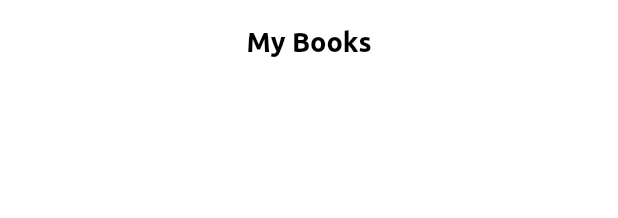
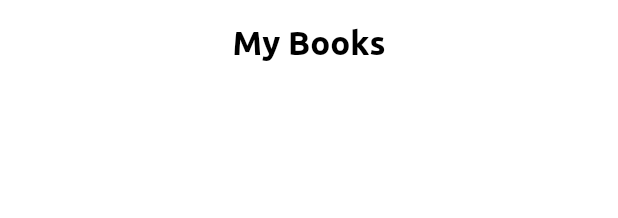
Before and after one commit to williamfelippe/my_reads_flutter, a Flutter app: the CustomAppBar widget shown alone on an empty page, opened directly, on a phone screen of 412 x 824 dp. Shown: the top 218 px of the screen. Run offline on Flutter 3.47's test engine with Material 2 defaults, Android fonts, the phone set to English and light mode, and no system bars; network calls fail.

```diff
--- a/lib/pages/home_page.dart
+++ b/lib/pages/home_page.dart
@@ -32,9 +32,12 @@ class _HomePageState extends State<HomePage> {
   Widget build(BuildContext context) {
     return Scaffold(
       appBar: CustomAppBar(title: "My Books").build(context),
-      body: FutureBuilder<List<Book>>(
+      body: Container(
+        color: Colors.white,
+        child: FutureBuilder<List<Book>>(
           future: getAllBooks(),
           builder: (context, snapshot) => _fetchBooks(context, snapshot)),
+      ),
       floatingActionButton: FloatingActionButton(
         onPressed: () => _moveToSearchPage(context),
         tooltip: 'Move to search page',
--- a/lib/widgets/custom_appbar_widget.dart
+++ b/lib/widgets/custom_appbar_widget.dart
@@ -16,7 +16,7 @@ class CustomAppBar extends StatelessWidget {
             color: Colors.black,
             fontFamily: "Ubuntu",
             fontWeight: FontWeight.w700,
-            fontSize: 18),
+            fontSize: 22),
       ),
       centerTitle: true,
       elevation: 0,
```
Also changed, not shown: lib/widgets/book_item_widget.dart (+8 -1 lines).
